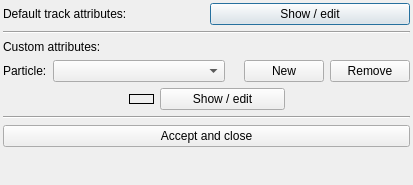
Old version of the form ants3bundle/src/ants3/gui/particleSim/atrackdrawdialog.ui in the repository andrmor/ANTS3bundle.
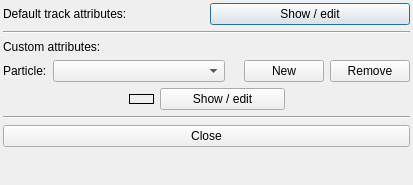
New version of the form.

```diff
--- a/ants3bundle/src/ants3/gui/particleSim/atrackdrawdialog.ui
+++ b/ants3bundle/src/ants3/gui/particleSim/atrackdrawdialog.ui
@@ -185,7 +185,7 @@
    <item>
     <widget class="QPushButton" name="pbClose">
      <property name="text">
-      <string>Accept and close</string>
+      <string>Close</string>
      </property>
     </widget>
    </item>
```
Left out of the diff: 14 changed lines with no effect on the pictures.
